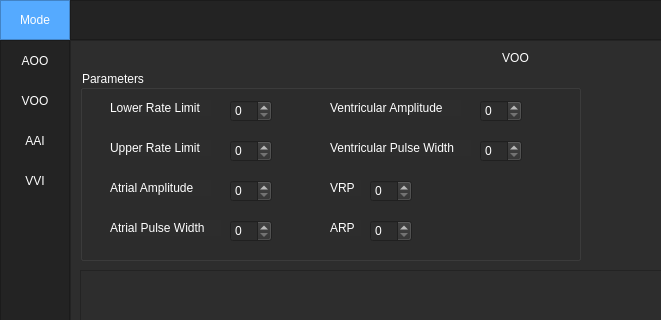
Above: DCM_27/ui_main.ui from Drom0s137/pacemaker_3x03_27 before the change; both pictures show x 0 to 661 and y 0 to 320 of the 1000 by 500 pixel window. Below: the same form after it.
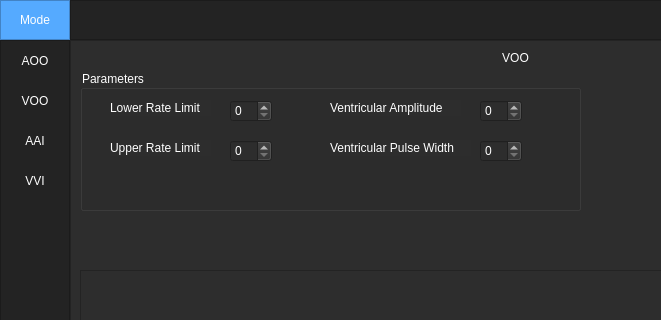
That is the form after the change. The open tabs and pages were chosen to show the change. Custom widgets are drawn as their Qt base class.

What changed in the file:
```diff
--- a/DCM_27/ui_main.ui
+++ b/DCM_27/ui_main.ui
@@ -607,7 +607,7 @@
                 <x>0</x>
                 <y>20</y>
                 <width>501</width>
-                <height>191</height>
+                <height>141</height>
                </rect>
               </property>
               <property name="styleSheet">
@@ -648,38 +648,6 @@
                 <string>Upper Rate Limit</string>
                </property>
               </widget>
-              <widget class="QLabel" name="label_12">
-               <property name="geometry">
-                <rect>
-                 <x>30</x>
-                 <y>110</y>
-                 <width>101</width>
-                 <height>16</height>
-                </rect>
-               </property>
-               <property name="styleSheet">
-                <string notr="true">color: rgb(255, 255, 255);</string>
-               </property>
-               <property name="text">
-                <string>Atrial Amplitude</string>
-               </property>
-              </widget>
-              <widget class="QLabel" name="label_13">
-               <property name="geometry">
-                <rect>
-                 <x>30</x>
-                 <y>150</y>
-                 <width>111</width>
-                 <height>16</height>
-                </rect>
-               </property>
-               <property name="styleSheet">
-                <string notr="true">color: rgb(255, 255, 255);</string>
-               </property>
-               <property name="text">
-                <string>Atrial Pulse Width</string>
-               </property>
-              </widget>
               <widget class="QLabel" name="label_14">
                <property name="geometry">
                 <rect>
@@ -712,38 +680,6 @@
                 <string>Ventricular Pulse Width</string>
                </property>
               </widget>
-              <widget class="QLabel" name="label_16">
-               <property name="geometry">
-                <rect>
-                 <x>250</x>
-                 <y>110</y>
-                 <width>31</width>
-                 <height>16</height>
-                </rect>
-               </property>
-               <property name="styleSheet">
-                <string notr="true">color: rgb(255, 255, 255);</string>
-               </property>
-               <property name="text">
-                <string>VRP</string>
-               </property>
-              </widget>
-              <widget class="QLabel" name="label_17">
-               <property name="geometry">
-                <rect>
-                 <x>250</x>
-                 <y>150</y>
-                 <width>31</width>
-                 <height>16</height>
-                </rect>
-               </property>
-               <property name="styleSheet">
-                <string notr="true">color: rgb(255, 255, 255);</string>
-               </property>
-               <property name="text">
-                <string>ARP</string>
-               </property>
-              </widget>
               <widget class="QSpinBox" name="spinBox_9">
                <property name="geometry">
                 <rect>
@@ -757,32 +693,6 @@
                 <string notr="true">color: rgb(255, 255, 255);</string>
                </property>
               </widget>
-              <widget class="QSpinBox" name="spinBox_11">
-               <property name="geometry">
-                <rect>
-                 <x>150</x>
-                 <y>110</y>
-                 <width>42</width>
-                 <height>22</height>
-                </rect>
-               </property>
-               <property name="styleSheet">
-                <string notr="true">color: rgb(255, 255, 255);</string>
-               </property>
-              </widget>
-              <widget class="QSpinBox" name="spinBox_12">
-               <property name="geometry">
-                <rect>
-                 <x>150</x>
-                 <y>150</y>
-                 <width>42</width>
-                 <height>22</height>
-                </rect>
-               </property>
-               <property name="styleSheet">
-                <string notr="true">color: rgb(255, 255, 255);</string>
-               </property>
-              </widget>
               <widget class="QSpinBox" name="spinBox_13">
                <property name="geometry">
                 <rect>
@@ -809,32 +719,6 @@
                 <string notr="true">color: rgb(255, 255, 255);</string>
                </property>
               </widget>
-              <widget class="QSpinBox" name="spinBox_15">
-               <property name="geometry">
-                <rect>
-                 <x>290</x>
-                 <y>110</y>
-                 <width>42</width>
-                 <height>22</height>
-                </rect>
-               </property>
-               <property name="styleSheet">
-                <string notr="true">color: rgb(255, 255, 255);</string>
-               </property>
-              </widget>
-              <widget class="QSpinBox" name="spinBox_16">
-               <property name="geometry">
-                <rect>
-                 <x>290</x>
-                 <y>150</y>
-                 <width>42</width>
-                 <height>22</height>
-                </rect>
-               </property>
-               <property name="styleSheet">
-                <string notr="true">color: rgb(255, 255, 255);</string>
-               </property>
-              </widget>
               <widget class="QSpinBox" name="spinBox_10">
                <property name="geometry">
                 <rect>
```
Left out of the diff: 147 changed lines with no effect on the pictures.
